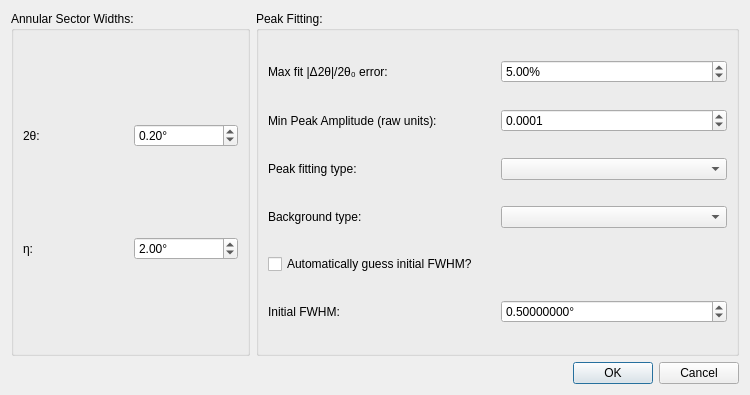
Before: the Qt Designer form hexrdgui/resources/ui/powder_calibration_dialog.ui in HEXRD/hexrdgui, drawn with Qt 5.
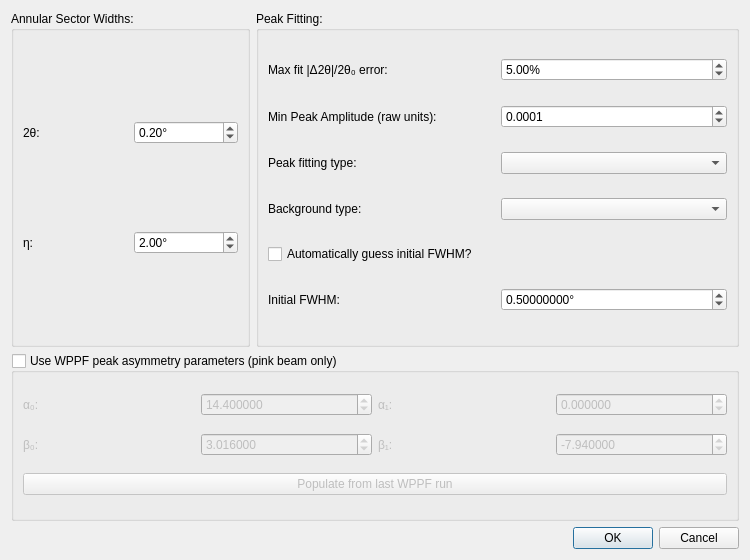
After: the same form once the commit is applied. Custom widgets are drawn as their Qt base class.

Commit message:
Allow fast powder asymmetry params manual set
There is also a button to automatically load these from WPPF if
available.

Patch:
```diff
--- a/hexrdgui/resources/ui/powder_calibration_dialog.ui
+++ b/hexrdgui/resources/ui/powder_calibration_dialog.ui
@@ -7,14 +7,14 @@
     <x>0</x>
     <y>0</y>
     <width>750</width>
-    <height>395</height>
+    <height>560</height>
    </rect>
   </property>
   <property name="windowTitle">
    <string>Auto Pick Powder Points</string>
   </property>
   <layout class="QGridLayout" name="gridLayout_3">
-   <item row="3" column="0" colspan="3">
+   <item row="4" column="0" colspan="3">
     <widget class="QDialogButtonBox" name="button_box">
      <property name="standardButtons">
       <set>QDialogButtonBox::Cancel|QDialogButtonBox::Ok</set>
@@ -24,6 +24,126 @@
      </property>
     </widget>
    </item>
+   <item row="2" column="0" colspan="3">
+    <widget class="QGroupBox" name="use_wppf_asymmetry_group">
+     <property name="toolTip">
+      <string>&lt;html&gt;&lt;head/&gt;&lt;body&gt;&lt;p&gt;Fix the pink-beam back-to-back exponential asymmetry parameters (α₀, α₁, β₀, β₁) to values taken from a prior WPPF (pvpink) refinement. Applied to every peak in every ring, with vary=False, replacing the per-ring asymmetry fit. Only used when the peak fit type is pink_beam_dcs.&lt;/p&gt;&lt;/body&gt;&lt;/html&gt;</string>
+     </property>
+     <property name="title">
+      <string>Use WPPF peak asymmetry parameters (pink beam only)</string>
+     </property>
+     <property name="checkable">
+      <bool>true</bool>
+     </property>
+     <property name="checked">
+      <bool>false</bool>
+     </property>
+     <layout class="QGridLayout" name="gridLayout_asym">
+      <item row="0" column="0">
+       <widget class="QLabel" name="alpha0_label">
+        <property name="text">
+         <string>α₀:</string>
+        </property>
+       </widget>
+      </item>
+      <item row="0" column="1">
+       <widget class="ScientificDoubleSpinBox" name="alpha0">
+        <property name="decimals">
+         <number>6</number>
+        </property>
+        <property name="minimum">
+         <double>-10000000.000000000000000</double>
+        </property>
+        <property name="maximum">
+         <double>10000000.000000000000000</double>
+        </property>
+        <property name="value">
+         <double>14.400000000000000</double>
+        </property>
+       </widget>
+      </item>
+      <item row="0" column="2">
+       <widget class="QLabel" name="alpha1_label">
+        <property name="text">
+         <string>α₁:</string>
+        </property>
+       </widget>
+      </item>
+      <item row="0" column="3">
+       <widget class="ScientificDoubleSpinBox" name="alpha1">
+        <property name="decimals">
+         <number>6</number>
+        </property>
+        <property name="minimum">
+         <double>-10000000.000000000000000</double>
+        </property>
+        <property name="maximum">
+         <double>10000000.000000000000000</double>
+        </property>
+        <property name="value">
+         <double>0.000000000000000</double>
+        </property>
+       </widget>
+      </item>
+      <item row="1" column="0">
+       <widget class="QLabel" name="beta0_label">
+        <property name="text">
+         <string>β₀:</string>
+        </property>
+       </widget>
+      </item>
+      <item row="1" column="1">
+       <widget class="ScientificDoubleSpinBox" name="beta0">
+        <property name="decimals">
+         <number>6</number>
+        </property>
+        <property name="minimum">
+         <double>-10000000.000000000000000</double>
+        </property>
+        <property name="maximum">
+         <double>10000000.000000000000000</double>
+        </property>
+        <property name="value">
+         <double>3.016000000000000</double>
+        </property>
+       </widget>
+      </item>
+      <item row="1" column="2">
+       <widget class="QLabel" name="beta1_label">
+        <property name="text">
+         <string>β₁:</string>
+        </property>
+       </widget>
+      </item>
+      <item row="1" column="3">
+       <widget class="ScientificDoubleSpinBox" name="beta1">
+        <property name="decimals">
+         <number>6</number>
+        </property>
+        <property name="minimum">
+         <double>-10000000.000000000000000</double>
+        </property>
+        <property name="maximum">
+         <double>10000000.000000000000000</double>
+        </property>
+        <property name="value">
+         <double>-7.940000000000000</double>
+        </property>
+       </widget>
+      </item>
+      <item row="2" column="0" colspan="4">
+       <widget class="QPushButton" name="populate_from_wppf_button">
+        <property name="toolTip">
+         <string>&lt;html&gt;&lt;head/&gt;&lt;body&gt;&lt;p&gt;Populate the four asymmetry parameters from the most recent WPPF (pvpink) refinement.&lt;/p&gt;&lt;/body&gt;&lt;/html&gt;</string>
+        </property>
+        <property name="text">
+         <string>Populate from last WPPF run</string>
+        </property>
+       </widget>
+      </item>
+     </layout>
+    </widget>
+   </item>
    <item row="0" column="1" rowspan="2" colspan="2">
     <widget class="QGroupBox" name="peak_fitting_group">
      <property name="title">
```
The commit also changes 3 other files.
